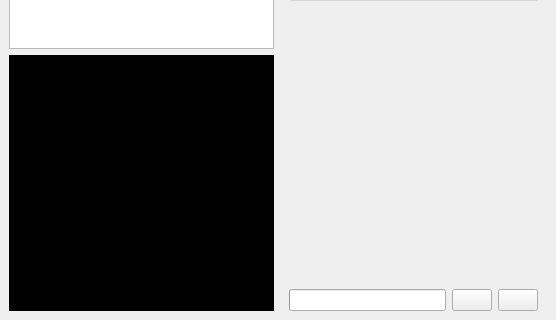
nettstudio/fusepdf, file fusepdf.ui: the form before one commit; both pictures show x 0 to 556 and y 236 to 556 of the 556 by 556 pixel window.
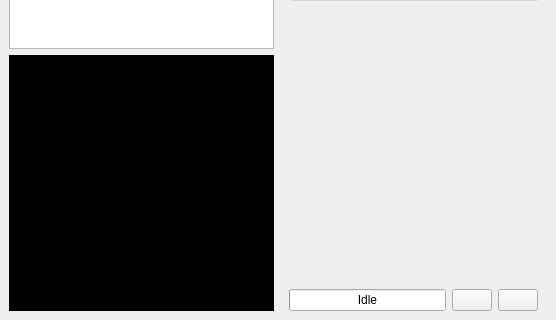
The form after the commit. Icons and pictures are not drawn. Custom widgets are drawn as their Qt base class.

Commit message: make "open saved pdf" an option

```diff
--- a/fusepdf.ui
+++ b/fusepdf.ui
@@ -258,7 +258,10 @@
             <number>0</number>
            </property>
            <property name="textVisible">
-            <bool>false</bool>
+            <bool>true</bool>
+           </property>
+           <property name="format">
+            <string>Idle</string>
            </property>
           </widget>
          </item>
```
Left out of the diff: 16 changed lines with no effect on the pictures. The commit also changes 1 other file.
